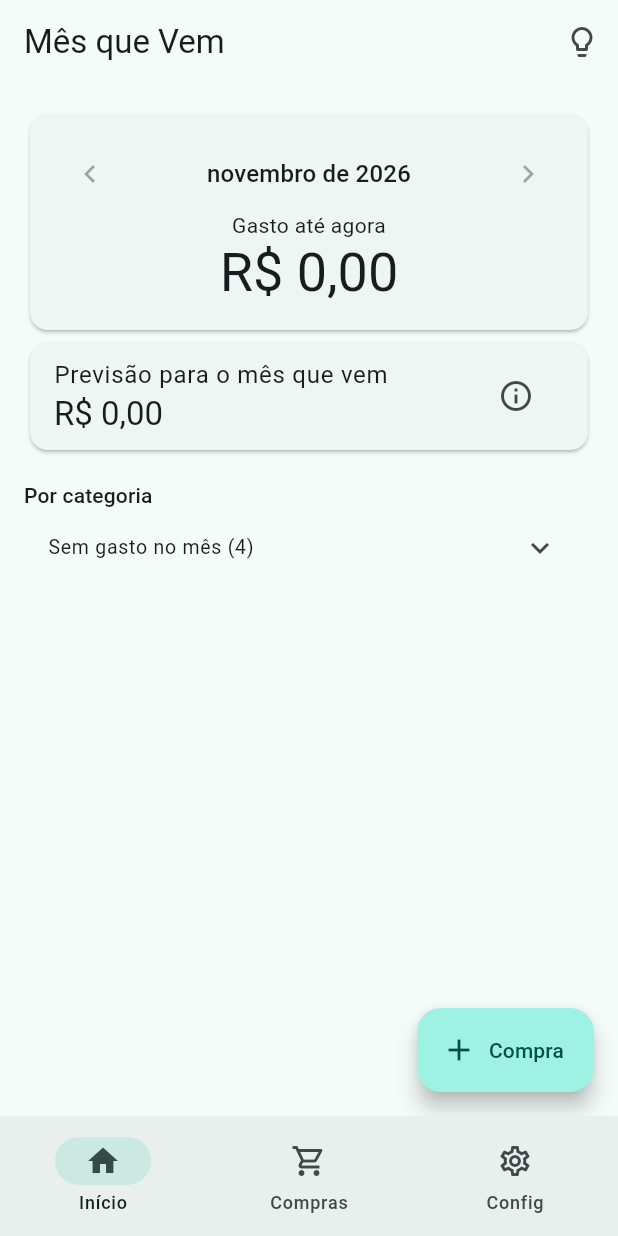
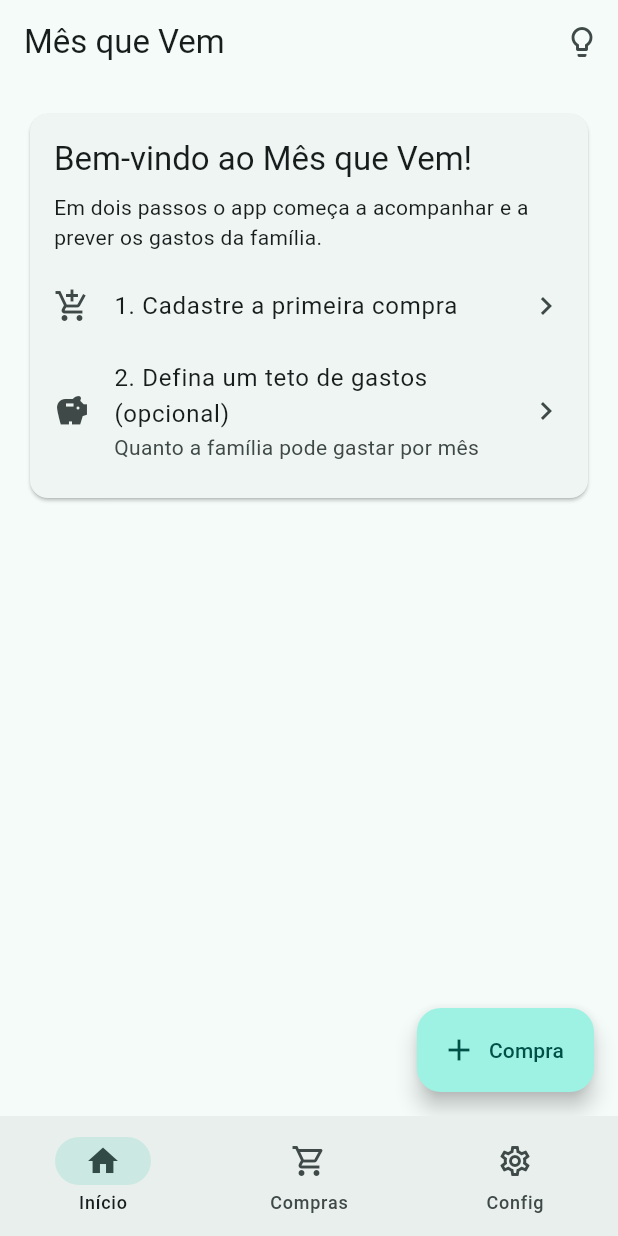
Before and after one commit to claulis/mesquevem, a Flutter app: the screen it shows after launch, on a phone screen of 412 x 824 dp. Run offline on Flutter 3.47's test engine with Material 3 defaults, Android fonts, the phone set to English and light mode, and no system bars; our stand-ins replace file_picker, flutter_local_notifications, share_plus, shared_preferences; missing offline and left inert: workmanager.

```diff
--- a/lib/features/config/config_page.dart
+++ b/lib/features/config/config_page.dart
@@ -12,7 +12,8 @@ import 'fundo_page.dart';
 class ConfigPage extends StatelessWidget {
   const ConfigPage({super.key});
 
-  Future<void> _teto(BuildContext context) async {
+  /// Diálogo do teto de gastos. Usado também pelas boas-vindas da Home.
+  static Future<void> definirTeto(BuildContext context) async {
     final store = context.read<Store>();
     final atual = store.teto;
     final inicial = atual == null ? '' : fmtNumero(atual);
@@ -103,7 +104,7 @@ class ConfigPage extends StatelessWidget {
           leading: const Icon(Icons.savings),
           title: const Text('Teto de gastos'),
           subtitle: Text(teto == null ? 'Não cadastrado' : fmtValor(teto)),
-          onTap: () => _teto(context),
+          onTap: () => definirTeto(context),
         ),
         ListTile(
           leading: const Icon(Icons.system_update),
--- a/lib/features/previsao/home_page.dart
+++ b/lib/features/previsao/home_page.dart
@@ -5,6 +5,7 @@ import '../../core/format.dart';
 import '../../state/fundo.dart';
 import '../../state/store.dart';
 import '../compras/compras_page.dart';
+import '../config/config_page.dart';
 import 'insights.dart';
 import 'insights_page.dart';
 import 'previsao.dart';
@@ -23,6 +24,8 @@ Color corDoLimite(BuildContext context) =>
     Theme.of(context).brightness == Brightness.dark
         ? corLimiteEscuro
         : corLimite;
+
+const textoBoasVindas = 'Bem-vindo ao Mês que Vem!';
 
 class HomePage extends StatefulWidget {
   const HomePage({super.key});
@@ -150,6 +153,42 @@ class HomePage extends StatefulWidget {
 }
 
 class _HomePageState extends State<HomePage> {
+  /// Primeiro uso (nenhuma compra): em vez de vários R$ 0,00, os dois
+  /// passos para o app começar a funcionar.
+  Widget _boasVindas(BuildContext context, double? teto) {
+    final tema = Theme.of(context).textTheme;
+    return Card(
+      key: const Key('boasVindas'),
+      child: Padding(
+        padding: const EdgeInsets.all(16),
+        child: Column(crossAxisAlignment: CrossAxisAlignment.start, children: [
+          Text(textoBoasVindas, style: tema.titleLarge),
+          const SizedBox(height: 8),
+          const Text('Em dois passos o app começa a acompanhar e a prever '
+              'os gastos da família.'),
+          const SizedBox(height: 8),
+          ListTile(
+            contentPadding: EdgeInsets.zero,
+            leading: const Icon(Icons.add_shopping_cart),
+            title: const Text('1. Cadastre a primeira compra'),
+            trailing: const Icon(Icons.chevron_right),
+            onTap: () => ComprasPage.formulario(context),
+          ),
+          ListTile(
+            contentPadding: EdgeInsets.zero,
+            leading: Icon(teto == null ? Icons.savings : Icons.check_circle),
+            title: Text(teto == null
+                ? '2. Defina um teto de gastos (opcional)'
+                : '2. Teto definido: ${fmtValor(teto)}'),
+            subtitle: const Text('Quanto a família pode gastar por mês'),
+            trailing: teto == null ? const Icon(Icons.chevron_right) : null,
+            onTap: teto == null ? () => ConfigPage.definirTeto(context) : null,
+          ),
+        ]),
+      ),
+    );
+  }
+
   /// Mês exibido no cartão e nas categorias: 0 = atual, -1 = anterior...
   int _desloc = 0;
 
@@ -214,7 +253,9 @@ class _HomePageState extends State<HomePage> {
         // embaixo, espaço para o botão "+ Compra" não cobrir a última linha
         child: ListView(
             padding: const EdgeInsets.fromLTRB(16, 16, 16, 88),
-            children: [
+            children: store.compras.isEmpty
+                ? [_boasVindas(context, teto)]
+                : [
                     // o que se acompanha no dia a dia vem primeiro: o mês atual;
                     // setas ou deslizar o cartão mostram os meses anteriores
                     GestureDetector(
@@ -232,8 +273,9 @@ class _HomePageState extends State<HomePage> {
                               IconButton(
                                 icon: const Icon(Icons.chevron_left),
                                 tooltip: 'Mês anterior',
-                          onPressed:
-                              podeVoltar ? () => irPara(_desloc - 1) : null,
+                                onPressed: podeVoltar
+                                    ? () => irPara(_desloc - 1)
+                                    : null,
                               ),
                               Expanded(
                                 child: Text(
@@ -244,8 +286,9 @@ class _HomePageState extends State<HomePage> {
                               IconButton(
                                 icon: const Icon(Icons.chevron_right),
                                 tooltip: 'Próximo mês',
-                          onPressed:
-                              podeAvancar ? () => irPara(_desloc + 1) : null,
+                                onPressed: podeAvancar
+                                    ? () => irPara(_desloc + 1)
+                                    : null,
                               ),
                             ]),
                             Text(mesAtual ? 'Gasto até agora' : 'Gasto no mês',
@@ -256,16 +299,18 @@ class _HomePageState extends State<HomePage> {
                             if (teto != null) ...[
                               Text('Teto: ${fmtValor(teto)}',
                                   textAlign: TextAlign.center,
-                            style: tema.titleMedium?.copyWith(color: corTeto)),
-                        HomePage._barraTeto(
-                            context, mes.total, teto, mesAtual ? hoje : null),
+                                  style: tema.titleMedium
+                                      ?.copyWith(color: corTeto)),
+                              HomePage._barraTeto(context, mes.total, teto,
+                                  mesAtual ? hoje : null),
                               const SizedBox(height: 8),
                               if (mes.total > teto)
                                 Text(
                                     '${mesAtual ? 'Teto estourado' : 'Passou do teto'}'
                                     ' em ${fmtValor(mes.total - teto)}',
                                     textAlign: TextAlign.center,
-                              style: tema.titleSmall?.copyWith(color: corAcima))
+                                    style: tema.titleSmall
+                                        ?.copyWith(color: corAcima))
                               else if (mesAtual)
                                 Text(
                                     'Pode gastar '
```
Also changed, not shown: 2 other files. Lines whose indentation alone changed are shown as unchanged.
